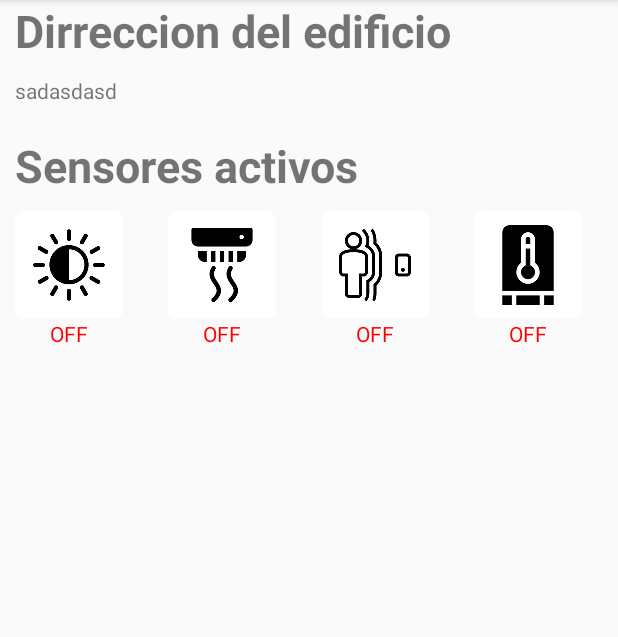
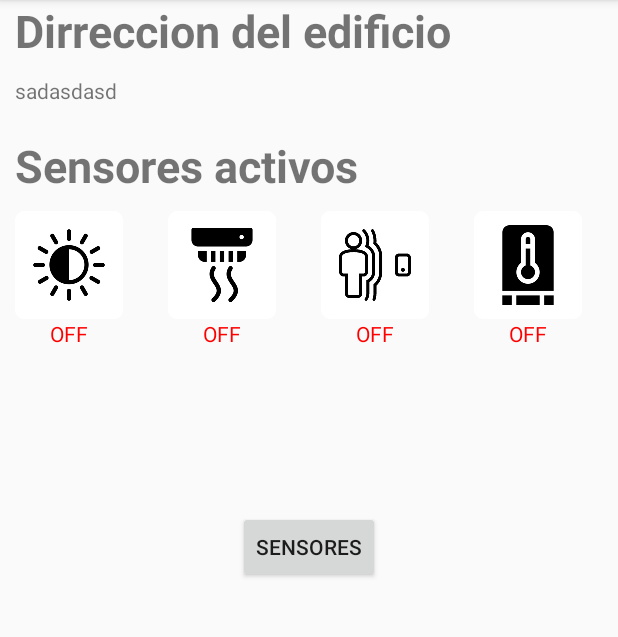
Before and after one commit to lucasag97/AndroidDomotica, an Android app: the fragment DetalleEdificioFragment placed in its activity, on a phone screen of 412 x 824 dp, the part 84-721 px from its top. Run offline under Robolectric (Android 15) with nearby library versions, the phone set to English and light mode, and no system bars; 3 statements that could not run were skipped.

Commit message:
arreglos en la vista de los fragment

```diff
--- a/app/src/main/res/layout/fragment_detalle_edificio.xml
+++ b/app/src/main/res/layout/fragment_detalle_edificio.xml
@@ -36,7 +36,8 @@
         android:orientation="horizontal"
         android:layout_width="380dp"
         android:layout_height="100dp"
-        android:layout_marginLeft="10dp">
+        android:layout_marginLeft="10dp"
+        android:layout_marginBottom="100dp">
 
         <LinearLayout
             android:layout_width="wrap_content"
@@ -114,6 +115,11 @@
         </LinearLayout>
 
     </LinearLayout>
-
+    <Button
+        android:id="@+id/verSensores"
+        android:layout_width="wrap_content"
+        android:layout_height="wrap_content"
+        android:text="Sensores"
+        android:layout_gravity="center"/>
 
 </LinearLayout>
```
Also changed, not shown: app/src/main/res/layout/list_item.xml (+6 -6 lines).
